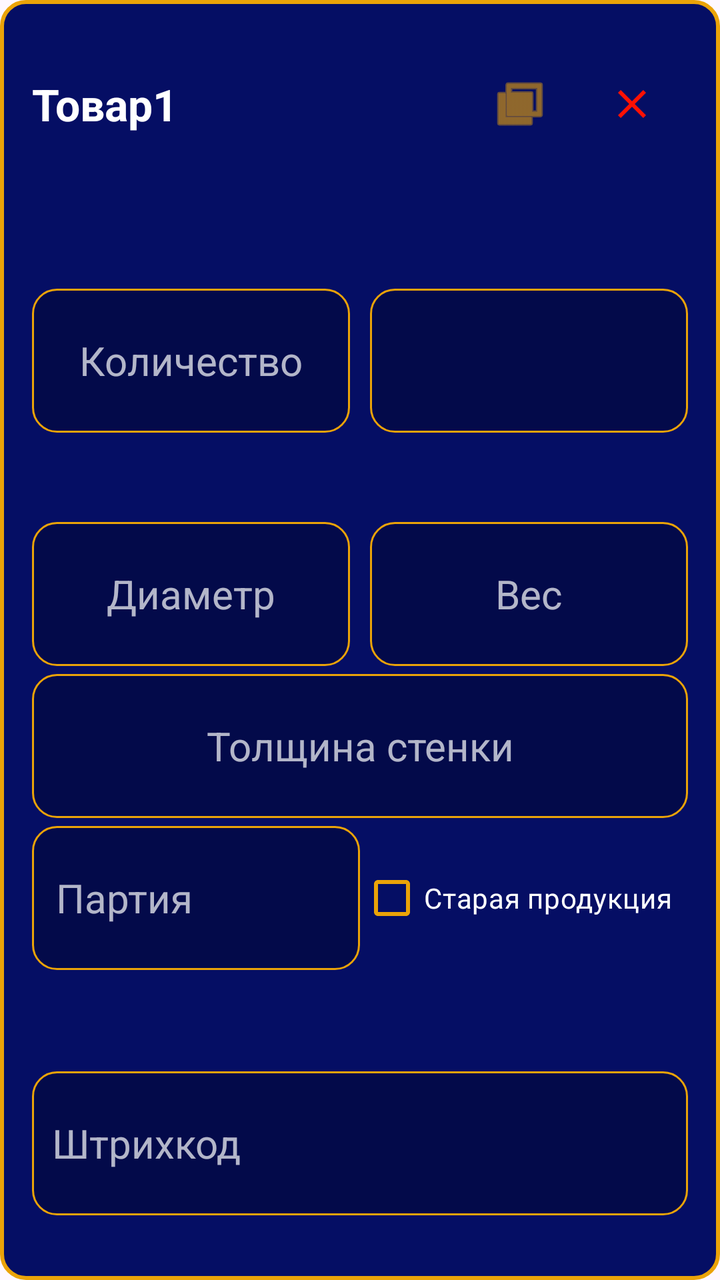
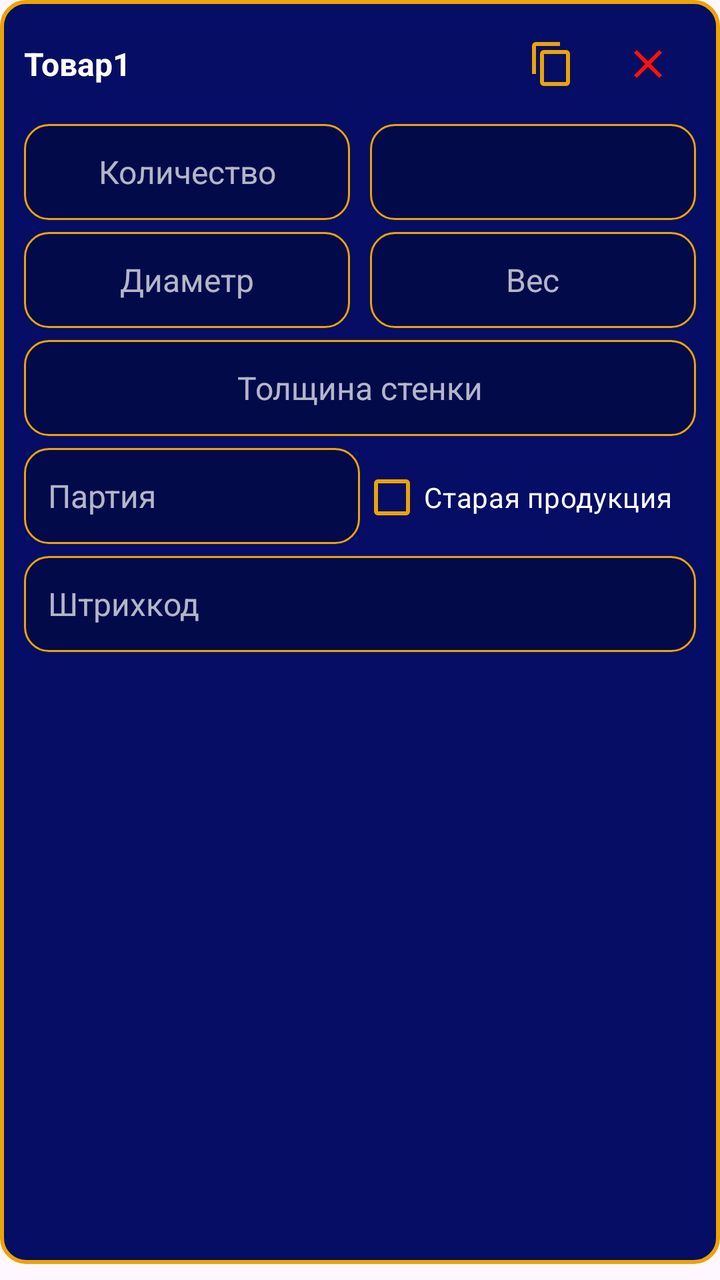

Two renders of the same Android screen: before a commit and after it. Below are the layout's source before the change and the commit's diff.
<!-- AndroidManifest.xml: application theme Theme.ScannerKotlin -->
<!-- res/layout/item_coming_product.xml -->
<LinearLayout
    xmlns:android="http://schemas.android.com/apk/res/android"
    xmlns:app="http://schemas.android.com/apk/res-auto"
    xmlns:tools="http://schemas.android.com/tools"
    android:layout_width="match_parent"
    android:layout_height="match_parent"
    android:orientation="vertical"
    android:paddingHorizontal="16dp"
    android:paddingVertical="24dp"
    android:background="@drawable/item_yellow_border_dark_bg"
    android:layout_marginBottom="10dp">

    <LinearLayout
        android:layout_width="match_parent"
        android:layout_height="0dp"
        android:layout_weight="1"
        android:orientation="vertical"
        android:gravity="center_vertical">

        <LinearLayout
            android:layout_width="match_parent"
            android:layout_height="wrap_content"
            android:minHeight="56dp"
            android:orientation="horizontal"
            android:gravity="center_vertical">

            <TextView
                android:id="@+id/tvProductName"
                android:layout_width="0dp"
                android:layout_height="wrap_content"
                android:layout_weight="1"
                android:text="Товар1"
                android:textSize="22sp"
                android:textStyle="bold"
                android:textColor="@color/white"
                android:maxLines="2"
                android:ellipsize="end"
                android:clickable="false"
                android:focusable="false"
                android:focusableInTouchMode="false"/>

            <ImageButton
                android:id="@+id/btnCopy"
                android:layout_width="56dp"
                android:layout_height="56dp"
                android:background="?attr/selectableItemBackgroundBorderless"
                android:padding="14dp"
                android:src="@android:drawable/ic_menu_copy"
                app:tint="@color/yellow"
                tools:ignore="ContentDescription" />

            <ImageButton
                android:id="@+id/btnDelete"
                android:layout_width="56dp"
                android:layout_height="56dp"
                android:background="?attr/selectableItemBackgroundBorderless"
                android:padding="14dp"
                app:srcCompat="@drawable/ic_delete_red"
                app:tint="@color/holo_red_dark"
                tools:ignore="ContentDescription" />

        </LinearLayout>


        <Space
            android:layout_width="match_parent"
            android:layout_height="0dp"
            android:layout_weight="0.1" />

        <LinearLayout
            android:layout_width="match_parent"
            android:layout_height="wrap_content"
            android:minHeight="72dp"
            android:orientation="horizontal"
            android:layout_marginTop="6dp">

            <EditText
                android:id="@+id/etQuantity"
                android:layout_width="0dp"
                android:layout_height="match_parent"
                android:layout_weight="1"
                android:inputType="number"
                android:hint="Количество"
                android:textColor="@color/white"
                android:textColorHint="@color/hint_white"
                android:textSize="20sp"
                android:gravity="center"
                android:background="@drawable/input_field_yellow_border_blue_bg"
                android:paddingHorizontal="12dp"
                android:layout_marginEnd="10dp"
               />

            <Spinner
                android:id="@+id/spinnerMeasure"
                android:layout_width="0dp"
                android:layout_height="match_parent"
                android:layout_weight="1"
                android:background="@drawable/input_field_yellow_border_blue_bg"
                android:paddingHorizontal="12dp"
                android:textAlignment="center"
                />
        </LinearLayout>


        <Space
            android:layout_width="match_parent"
            android:layout_height="0dp"
            android:layout_weight="0.07" />

        <LinearLayout
            android:layout_width="match_parent"
            android:layout_height="wrap_content"
            android:minHeight="72dp"
            android:orientation="horizontal"
            android:layout_marginTop="4dp">

            <EditText
                android:id="@+id/etDiameter"
                android:layout_width="0dp"
                android:layout_height="match_parent"
                android:layout_weight="1"
                android:inputType="numberDecimal"
                android:hint="Диаметр"
                android:textColor="@color/white"
                android:textColorHint="@color/hint_white"
                android:textSize="20sp"
                android:gravity="center"
                android:background="@drawable/input_field_yellow_border_blue_bg"
                android:paddingHorizontal="12dp"
                android:layout_marginEnd="10dp"
               />

            <EditText
                android:id="@+id/etWeight"
                android:layout_width="0dp"
                android:layout_height="match_parent"
                android:layout_weight="1"
                android:inputType="numberDecimal"
                android:hint="Вес"
                android:textColor="@color/white"
                android:textColorHint="@color/hint_white"
                android:textSize="20sp"
                android:gravity="center"
                android:background="@drawable/input_field_yellow_border_blue_bg"
                android:paddingHorizontal="12dp"
               />
        </LinearLayout>


        <LinearLayout
            android:layout_width="match_parent"
            android:layout_height="wrap_content"
            android:minHeight="72dp"
            android:orientation="horizontal"
            android:layout_marginTop="4dp">

            <EditText
                android:id="@+id/etWallThickness"
                android:layout_width="match_parent"
                android:layout_height="match_parent"
                android:inputType="numberDecimal"
                android:hint="Толщина стенки"
                android:textColor="@color/white"
                android:textColorHint="@color/hint_white"
                android:textSize="20sp"
                android:gravity="center"
                android:background="@drawable/input_field_yellow_border_blue_bg"
                android:paddingHorizontal="12dp"
               />
        </LinearLayout>

        <LinearLayout
            android:layout_width="match_parent"
            android:layout_height="wrap_content"
            android:minHeight="72dp"
            android:orientation="horizontal"
            android:layout_marginTop="4dp">

            <EditText
                android:id="@+id/etBatchNumber"
                android:layout_width="0dp"
                android:layout_height="match_parent"
                android:layout_weight="1"
                android:hint="Партия"
                android:textSize="20sp"
                android:textColor="@color/white"
                android:textColorHint="@color/hint_white"
                android:background="@drawable/input_field_yellow_border_blue_bg"
                android:paddingHorizontal="12dp"
                tools:ignore="Autofill,TextFields" />

            <CheckBox
                android:id="@+id/cbOldProduct"
                android:layout_width="0dp"
                android:layout_height="match_parent"
                android:layout_weight="1"
                android:text="Старая продукция"
                android:textColor="@color/white"
                android:buttonTint="@color/yellow"
                android:gravity="center_vertical" />
        </LinearLayout>


        <Space
            android:layout_width="match_parent"
            android:layout_height="0dp"
            android:layout_weight="0.08" />

        <LinearLayout
            android:id="@+id/barcodeSection"
            android:layout_width="match_parent"
            android:layout_height="wrap_content"
            android:minHeight="72dp"
            android:orientation="horizontal"
            android:layout_marginTop="4dp"
            android:layout_marginBottom="8dp">

            <EditText
                android:id="@+id/tvBarcode"
                android:layout_width="match_parent"
                android:layout_height="match_parent"
                android:hint="Штрихкод"
                android:textSize="20sp"
                android:textColor="@color/white"
                android:textColorHint="@color/hint_white"
                android:background="@drawable/input_field_yellow_border_blue_bg"
            tools:ignore="Autofill,TextFields" />
        </LinearLayout>

        <TextView
            android:id="@+id/tvBarcodeError"
            android:layout_width="match_parent"
            android:layout_height="wrap_content"
            android:text="Заполните штрихкод"
            android:textColor="@android:color/holo_red_light"
            android:textSize="12sp"
            android:paddingTop="2dp"
            android:visibility="gone"/>

    </LinearLayout>
</LinearLayout>
<!-- resources referenced by this layout -->
<resources>
  <color name="hint_white">#B3FFFFFF</color>
  <color name="holo_red_dark">#FD1103</color>
  <color name="white">#FFFFFFFF</color>
  <color name="yellow">#EBA308</color>
  <!-- drawable ic_delete_red (drawable) -->
  <vector xmlns:android="http://schemas.android.com/apk/res/android"
      android:width="24dp"
      android:height="24dp"
      android:viewportWidth="24"
      android:viewportHeight="24">
      <path
          android:fillColor="@color/holo_red_dark"
          android:pathData="M19,6.41L17.59,5L12,10.59L6.41,5L5,6.41L10.59,12L5,17.59L6.41,19L12,13.41L17.59,19L19,17.59L13.41,12L19,6.41Z"/>
  </vector>
  <!-- drawable input_field_yellow_border_blue_bg (drawable) -->
  <?xml version="1.0" encoding="utf-8"?>
  <selector xmlns:android="http://schemas.android.com/apk/res/android">
  
      <item android:state_focused="true">
          <shape android:shape="rectangle">
              <solid android:color="@color/field_blue"/>
              <corners android:radius="12dp"/>
  
              <stroke android:width="2.5dp" android:color="@color/glowing_yellow"/>
              <padding
                  android:left="10dp"
                  android:right="10dp"
                  android:top="8dp"
                  android:bottom="8dp"/>
          </shape>
      </item>
  
  
      <item>
          <shape android:shape="rectangle">
              <solid android:color="@color/field_blue"/>
              <corners android:radius="12dp"/>
              <stroke android:width="1dp" android:color="@color/yellow"/>
              <padding
                  android:left="10dp"
                  android:right="10dp"
                  android:top="8dp"
                  android:bottom="8dp"/>
          </shape>
      </item>
  </selector>
  <!-- drawable item_yellow_border_dark_bg (drawable) -->
  <?xml version="1.0" encoding="utf-8"?>
  <shape xmlns:android="http://schemas.android.com/apk/res/android"
      android:shape="rectangle">
      <solid android:color="@color/dark_blue" />
      <stroke
          android:width="2dp"
          android:color="@color/yellow" />
      <corners android:radius="12dp" />
  </shape>
  <style name="Theme.ScannerKotlin" parent="Base.Theme.ScannerKotlin" />
  <color name="field_blue">#030A4A</color>
  <color name="glowing_yellow">#FFFFE0</color>
  <color name="dark_blue">#050E64</color>
  <style name="Base.Theme.ScannerKotlin" parent="Theme.Material3.DayNight.NoActionBar">
          
          
      </style>
</resources>

<!-- the commit's change to res/layout/item_coming_product.xml (unified diff, before → after) -->
@@ -1,26 +1,25 @@
-<LinearLayout
-    xmlns:android="http://schemas.android.com/apk/res/android"
+<?xml version="1.0" encoding="utf-8"?>
+<androidx.core.widget.NestedScrollView xmlns:android="http://schemas.android.com/apk/res/android"
     xmlns:app="http://schemas.android.com/apk/res-auto"
     xmlns:tools="http://schemas.android.com/tools"
     android:layout_width="match_parent"
     android:layout_height="match_parent"
-    android:orientation="vertical"
-    android:paddingHorizontal="16dp"
-    android:paddingVertical="24dp"
-    android:background="@drawable/item_yellow_border_dark_bg"
-    android:layout_marginBottom="10dp">
+    android:fillViewport="true"
+    android:overScrollMode="ifContentScrolls">
 
     <LinearLayout
         android:layout_width="match_parent"
-        android:layout_height="0dp"
-        android:layout_weight="1"
+        android:layout_height="wrap_content"
         android:orientation="vertical"
-        android:gravity="center_vertical">
-
-        <LinearLayout
-            android:layout_width="match_parent"
-            android:layout_height="wrap_content"
-            android:minHeight="56dp"
+        android:paddingHorizontal="12dp"
+        android:paddingVertical="8dp"
+        android:background="@drawable/item_yellow_border_dark_bg"
+        android:layout_marginBottom="8dp">
+
+        <LinearLayout
+            android:layout_width="match_parent"
+            android:layout_height="wrap_content"
+            android:minHeight="48dp"
             android:orientation="horizontal"
             android:gravity="center_vertical">
 
@@ -30,10 +29,10 @@
                 android:layout_height="wrap_content"
                 android:layout_weight="1"
                 android:text="Товар1"
-                android:textSize="22sp"
+                android:textSize="16sp"
                 android:textStyle="bold"
                 android:textColor="@color/white"
-                android:maxLines="2"
+                android:maxLines="4"
                 android:ellipsize="end"
                 android:clickable="false"
                 android:focusable="false"
@@ -41,148 +40,127 @@
 
             <ImageButton
                 android:id="@+id/btnCopy"
-                android:layout_width="56dp"
-                android:layout_height="56dp"
+                android:layout_width="48dp"
+                android:layout_height="48dp"
                 android:background="?attr/selectableItemBackgroundBorderless"
-                android:padding="14dp"
-                android:src="@android:drawable/ic_menu_copy"
+                android:padding="12dp"
+                app:srcCompat="@drawable/abc_ic_menu_copy_mtrl_am_alpha"
                 app:tint="@color/yellow"
                 tools:ignore="ContentDescription" />
 
             <ImageButton
                 android:id="@+id/btnDelete"
-                android:layout_width="56dp"
-                android:layout_height="56dp"
+                android:layout_width="48dp"
+                android:layout_height="48dp"
                 android:background="?attr/selectableItemBackgroundBorderless"
-                android:padding="14dp"
+                android:padding="12dp"
                 app:srcCompat="@drawable/ic_delete_red"
                 app:tint="@color/holo_red_dark"
                 tools:ignore="ContentDescription" />
-
-        </LinearLayout>
-
-
-        <Space
-            android:layout_width="match_parent"
-            android:layout_height="0dp"
-            android:layout_weight="0.1" />
-
-        <LinearLayout
-            android:layout_width="match_parent"
-            android:layout_height="wrap_content"
-            android:minHeight="72dp"
+        </LinearLayout>
+
+        <LinearLayout
+            android:layout_width="match_parent"
+            android:layout_height="wrap_content"
+            android:minHeight="48dp"
             android:orientation="horizontal"
             android:layout_marginTop="6dp">
 
             <EditText
                 android:id="@+id/etQuantity"
                 android:layout_width="0dp"
-                android:layout_height="match_parent"
+                android:layout_height="wrap_content"
+                android:minHeight="48dp"
                 android:layout_weight="1"
                 android:inputType="number"
                 android:hint="Количество"
                 android:textColor="@color/white"
                 android:textColorHint="@color/hint_white"
-                android:textSize="20sp"
+                android:textSize="16sp"
                 android:gravity="center"
                 android:background="@drawable/input_field_yellow_border_blue_bg"
                 android:paddingHorizontal="12dp"
-                android:layout_marginEnd="10dp"
-               />
+                android:layout_marginEnd="10dp" />
 
             <Spinner
                 android:id="@+id/spinnerMeasure"
                 android:layout_width="0dp"
-                android:layout_height="match_parent"
-                android:layout_weight="1"
-                android:background="@drawable/input_field_yellow_border_blue_bg"
-                android:paddingHorizontal="12dp"
-                android:textAlignment="center"
-                />
-        </LinearLayout>
-
-
-        <Space
-            android:layout_width="match_parent"
-            android:layout_height="0dp"
-            android:layout_weight="0.07" />
-
-        <LinearLayout
-            android:layout_width="match_parent"
-            android:layout_height="wrap_content"
-            android:minHeight="72dp"
-            android:orientation="horizontal"
-            android:layout_marginTop="4dp">
+                android:layout_height="48dp"
+                android:layout_weight="1"
+                android:background="@drawable/input_field_yellow_border_blue_bg"
+                android:paddingHorizontal="12dp"
+                android:textAlignment="center" />
+        </LinearLayout>
+
+        <LinearLayout
+            android:layout_width="match_parent"
+            android:layout_height="wrap_content"
+            android:minHeight="48dp"
+            android:orientation="horizontal"
+            android:layout_marginTop="6dp">
 
             <EditText
                 android:id="@+id/etDiameter"
                 android:layout_width="0dp"
-                android:layout_height="match_parent"
+                android:layout_height="wrap_content"
+                android:minHeight="48dp"
                 android:layout_weight="1"
                 android:inputType="numberDecimal"
                 android:hint="Диаметр"
                 android:textColor="@color/white"
                 android:textColorHint="@color/hint_white"
-                android:textSize="20sp"
+                android:textSize="16sp"
                 android:gravity="center"
                 android:background="@drawable/input_field_yellow_border_blue_bg"
                 android:paddingHorizontal="12dp"
-                android:layout_marginEnd="10dp"
-               />
+                android:layout_marginEnd="10dp" />
 
             <EditText
                 android:id="@+id/etWeight"
                 android:layout_width="0dp"
-                android:layout_height="match_parent"
+                android:layout_height="wrap_content"
+                android:minHeight="48dp"
                 android:layout_weight="1"
                 android:inputType="numberDecimal"
                 android:hint="Вес"
                 android:textColor="@color/white"
                 android:textColorHint="@color/hint_white"
-                android:textSize="20sp"
+                android:textSize="16sp"
                 android:gravity="center"
                 android:background="@drawable/input_field_yellow_border_blue_bg"
-                android:paddingHorizontal="12dp"
-               />
-        </LinearLayout>
-
-
-        <LinearLayout
-            android:layout_width="match_parent"
-            android:layout_height="wrap_content"
-            android:minHeight="72dp"
-            android:orientation="horizontal"
-            android:layout_marginTop="4dp">
-
-            <EditText
-                android:id="@+id/etWallThickness"
-                android:layout_width="match_parent"
-                android:layout_height="match_parent"
-                android:inputType="numberDecimal"
-                android:hint="Толщина стенки"
-                android:textColor="@color/white"
-                android:textColorHint="@color/hint_white"
-                android:textSize="20sp"
-                android:gravity="center"
-                android:background="@drawable/input_field_yellow_border_blue_bg"
-                android:paddingHorizontal="12dp"
-               />
-        </LinearLayout>
-
-        <LinearLayout
-            android:layout_width="match_parent"
-            android:layout_height="wrap_content"
-            android:minHeight="72dp"
-            android:orientation="horizontal"
-            android:layout_marginTop="4dp">
+                android:paddingHorizontal="12dp" />
+        </LinearLayout>
+
+        <EditText
+            android:id="@+id/etWallThickness"
+            android:layout_width="match_parent"
+            android:layout_height="wrap_content"
+            android:minHeight="48dp"
+            android:layout_marginTop="6dp"
+            android:inputType="numberDecimal"
+            android:hint="Толщина стенки"
+            android:textColor="@color/white"
+            android:textColorHint="@color/hint_white"
+            android:textSize="16sp"
+            android:gravity="center"
+            android:background="@drawable/input_field_yellow_border_blue_bg"
+            android:paddingHorizontal="12dp" />
+
+        <LinearLayout
+            android:layout_width="match_parent"
+            android:layout_height="wrap_content"
+            android:minHeight="48dp"
+            android:orientation="horizontal"
+            android:layout_marginTop="6dp">
 
             <EditText
                 android:id="@+id/etBatchNumber"
                 android:layout_width="0dp"
-                android:layout_height="match_parent"
+                android:layout_height="wrap_content"
+                android:minHeight="48dp"
                 android:layout_weight="1"
                 android:hint="Партия"
-                android:textSize="20sp"
+                android:textSize="16sp"
                 android:textColor="@color/white"
                 android:textColorHint="@color/hint_white"
                 android:background="@drawable/input_field_yellow_border_blue_bg"
@@ -192,7 +170,8 @@
             <CheckBox
                 android:id="@+id/cbOldProduct"
                 android:layout_width="0dp"
-                android:layout_height="match_parent"
+                android:layout_height="wrap_content"
+                android:minHeight="48dp"
                 android:layout_weight="1"
                 android:text="Старая продукция"
                 android:textColor="@color/white"
@@ -200,31 +179,27 @@
                 android:gravity="center_vertical" />
         </LinearLayout>
 
-
-        <Space
-            android:layout_width="match_parent"
-            android:layout_height="0dp"
-            android:layout_weight="0.08" />
-
         <LinearLayout
             android:id="@+id/barcodeSection"
             android:layout_width="match_parent"
             android:layout_height="wrap_content"
-            android:minHeight="72dp"
-            android:orientation="horizontal"
-            android:layout_marginTop="4dp"
-            android:layout_marginBottom="8dp">
+            android:minHeight="48dp"
+            android:orientation="horizontal"
+            android:layout_marginTop="6dp"
+            android:layout_marginBottom="4dp">
 
             <EditText
                 android:id="@+id/tvBarcode"
                 android:layout_width="match_parent"
-                android:layout_height="match_parent"
+                android:layout_height="wrap_content"
+                android:minHeight="48dp"
                 android:hint="Штрихкод"
-                android:textSize="20sp"
-                android:textColor="@color/white"
-                android:textColorHint="@color/hint_white"
-                android:background="@drawable/input_field_yellow_border_blue_bg"
-            tools:ignore="Autofill,TextFields" />
+                android:textSize="16sp"
+                android:textColor="@color/white"
+                android:textColorHint="@color/hint_white"
+                android:background="@drawable/input_field_yellow_border_blue_bg"
+                android:paddingHorizontal="12dp"
+                tools:ignore="Autofill,TextFields" />
         </LinearLayout>
 
         <TextView
@@ -235,7 +210,7 @@
             android:textColor="@android:color/holo_red_light"
             android:textSize="12sp"
             android:paddingTop="2dp"
+            android:paddingBottom="8dp"
             android:visibility="gone"/>
-
     </LinearLayout>
-</LinearLayout>
+</androidx.core.widget.NestedScrollView>
